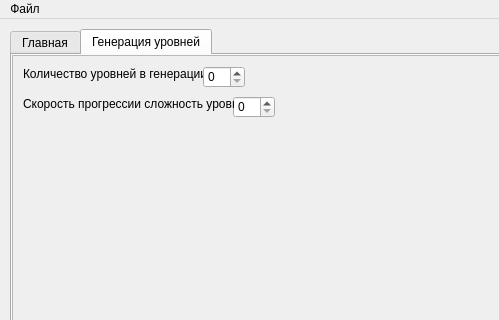
This is LevelEditor/main.ui in Proksima1/Game as Qt 5 draws it before an edit; both pictures show x 0 to 499 and y 0 to 320 of the 775 by 507 pixel window. The edited form follows.
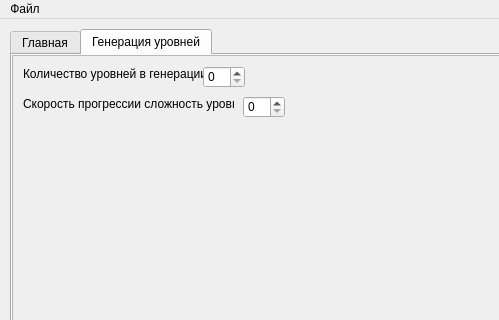
This is the edited form.

```diff
--- a/LevelEditor/main.ui
+++ b/LevelEditor/main.ui
@@ -207,16 +207,6 @@
          </rect>
         </property>
        </widget>
-       <widget class="QSpinBox" name="spinBox_6">
-        <property name="geometry">
-         <rect>
-          <x>220</x>
-          <y>40</y>
-          <width>42</width>
-          <height>22</height>
-         </rect>
-        </property>
-       </widget>
        <widget class="QLabel" name="label_6">
         <property name="geometry">
          <rect>
@@ -230,6 +220,16 @@
          <string>Скорость прогрессии сложность уровня:</string>
         </property>
        </widget>
+       <widget class="QSpinBox" name="spinBox_6">
+        <property name="geometry">
+         <rect>
+          <x>230</x>
+          <y>40</y>
+          <width>42</width>
+          <height>22</height>
+         </rect>
+        </property>
+       </widget>
       </widget>
      </widget>
     </widget>
```
